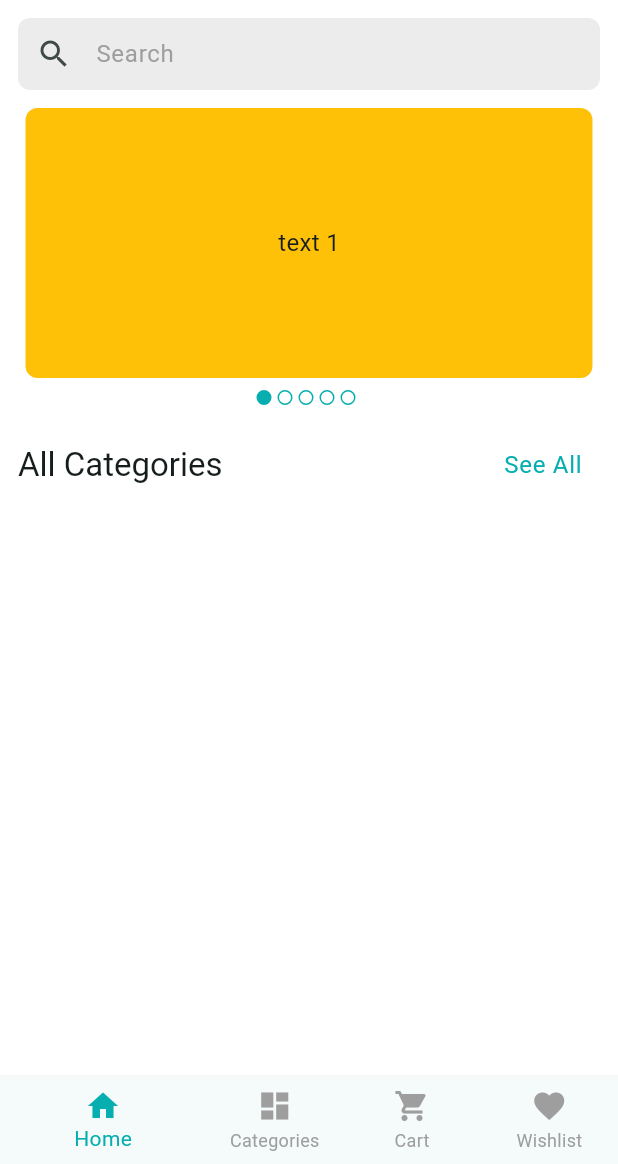
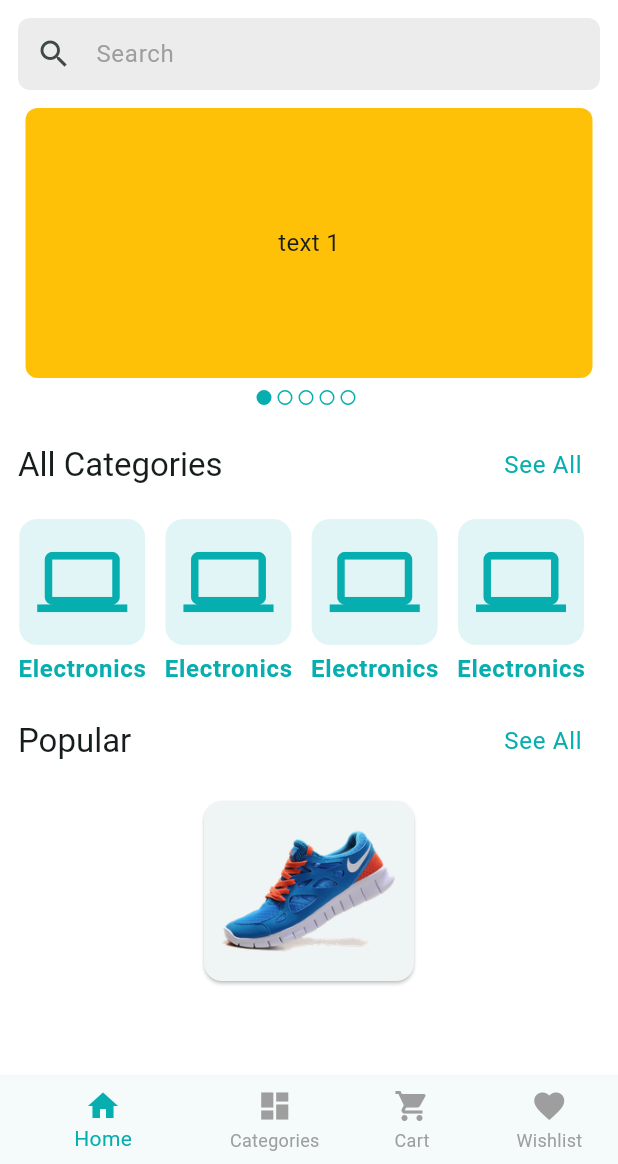
Before and after one commit to DinOfficial/UnderWorldBay, a Flutter app: the screen it shows after launch, on a phone screen of 412 x 824 dp, the part 72-1236 px from its top. Run offline on Flutter 3.47's test engine with Material 3 defaults, Android fonts, the phone set to English and light mode, and no system bars; drawn by our look-alikes of carousel_slider; our stand-ins replace flutter_svg, pin_code_fields; generated files the repository leaves out were written again.

Commit message:
produc add

```diff
--- a/lib/app/assets_path.dart
+++ b/lib/app/assets_path.dart
@@ -2,4 +2,5 @@ class AssetsPath {
   static const String _imagePath = 'assets/images';
   static const String svgLogo = '$_imagePath/logo.svg';
   static const String navSvgLogo = '$_imagePath/logo_nav.svg';
+  static const String dummyProductImg = '$_imagePath/shoe.png';
 }
--- a/lib/features/home/presentation/screens/home_screen.dart
+++ b/lib/features/home/presentation/screens/home_screen.dart
@@ -4,6 +4,7 @@ import 'package:provider/provider.dart';
 
 import '../../../../app/assets_path.dart';
 import '../../../shared/presentation/providers/main_nav_holder_provider.dart';
+import '../../../shared/presentation/widgets/home_category_list.dart';
 import '../widgets/app_bar_action_icon.dart';
 import '../widgets/home_slider.dart';
 import '../widgets/product_search_bar.dart';
@@ -20,15 +21,7 @@ class _HomeScreenState extends State<HomeScreen> {
   @override
   Widget build(BuildContext context) {
     return Scaffold(
-      appBar: AppBar(
-        title: SvgPicture.asset(AssetsPath.navSvgLogo),
-        backgroundColor: Colors.white,
-        actions: [
-          AppBarActionIcon(icon: Icons.person_outline, onTap: () {}),
-          AppBarActionIcon(icon: Icons.phone_outlined, onTap: () {}),
-          AppBarActionIcon(icon: Icons.notifications_active_outlined, onTap: () {}),
-        ],
-      ),
+      appBar: _buildAppBar(),
       body: Padding(
         padding: const EdgeInsets.symmetric(vertical: 4, horizontal: 12),
         child: Column(
@@ -43,11 +36,47 @@ class _HomeScreenState extends State<HomeScreen> {
                 context.read<MainNavHolderProvider>().updateIndex(1);
               },
             ),
-            const SizedBox(height: 12,),
-
+            const SizedBox(height: 12),
+            HomeCategoryList(),
+            const SizedBox(height: 12),
+            SectionHeader(
+              name: 'Popular',
+              onTapSeeAll: () {},
+            ),
+            const SizedBox(height: 12),
+            Card(
+              child: SizedBox(
+                width: 140,
+                height: 120,
+                child: Column(
+                  children: [
+                    Container(
+                      width: 140,
+                      height: 120,
+                      decoration: BoxDecoration(
+                        borderRadius: .only(topLeft: .circular(8), topRight: .circular(8))
+                      ),
+                      child: Image.asset(AssetsPath.dummyProductImg, fit: .scaleDown,),
+                    )
+                  ],
+                ),
+              ),
+            )
           ],
         ),
       ),
     );
   }
+
+  AppBar _buildAppBar() {
+    return AppBar(
+      title: SvgPicture.asset(AssetsPath.navSvgLogo),
+      backgroundColor: Colors.white,
+      actions: [
+        AppBarActionIcon(icon: Icons.person_outline, onTap: () {}),
+        AppBarActionIcon(icon: Icons.phone_outlined, onTap: () {}),
+        AppBarActionIcon(icon: Icons.notifications_active_outlined, onTap: () {}),
+      ],
+    );
+  }
 }
--- /dev/null
+++ b/lib/features/shared/presentation/widgets/categories_list_card.dart
@@ -0,0 +1,33 @@
+
+import 'package:flutter/material.dart';
+
+import '../../../../app/app_colors.dart';
+import '../../../../app/extentions/utils_extention.dart';
+
+class CategoriesCard extends StatelessWidget {
+  const CategoriesCard({super.key});
+
+  @override
+  Widget build(BuildContext context) {
+    return Column(
+      children: [
+        Container(
+          padding: .all(12),
+          decoration: BoxDecoration(
+            color: AppColors.themeColor.withAlpha(30),
+            borderRadius: .circular(12),
+          ),
+          child: Icon(Icons.computer_outlined, size: 60, color: AppColors.themeColor),
+        ),
+        const SizedBox(height: 4),
+        Text(
+          'Electronics',
+          style: context.textTheme.bodyLarge?.copyWith(
+            fontWeight: FontWeight.w600,
+            color: AppColors.themeColor,
+          ),
+        ),
+      ],
+    );
+  }
+}
--- /dev/null
+++ b/lib/features/shared/presentation/widgets/home_category_list.dart
@@ -0,0 +1,27 @@
+
+import 'package:flutter/material.dart';
+
+import 'categories_list_card.dart';
+
+class HomeCategoryList extends StatelessWidget {
+  const HomeCategoryList({
+    super.key,
+  });
+
+  @override
+  Widget build(BuildContext context) {
+    return SizedBox(
+      height: 112,
+      child: ListView.separated(
+        scrollDirection: .horizontal,
+        itemCount: 10,
+        itemBuilder: (context, index) {
+          return CategoriesCard();
+        },
+        separatorBuilder: (_, _) {
+          return const SizedBox(width: 12);
+        },
+      ),
+    );
+  }
+}
```
Also changed, not shown: assets/images/shoe.png (added).
